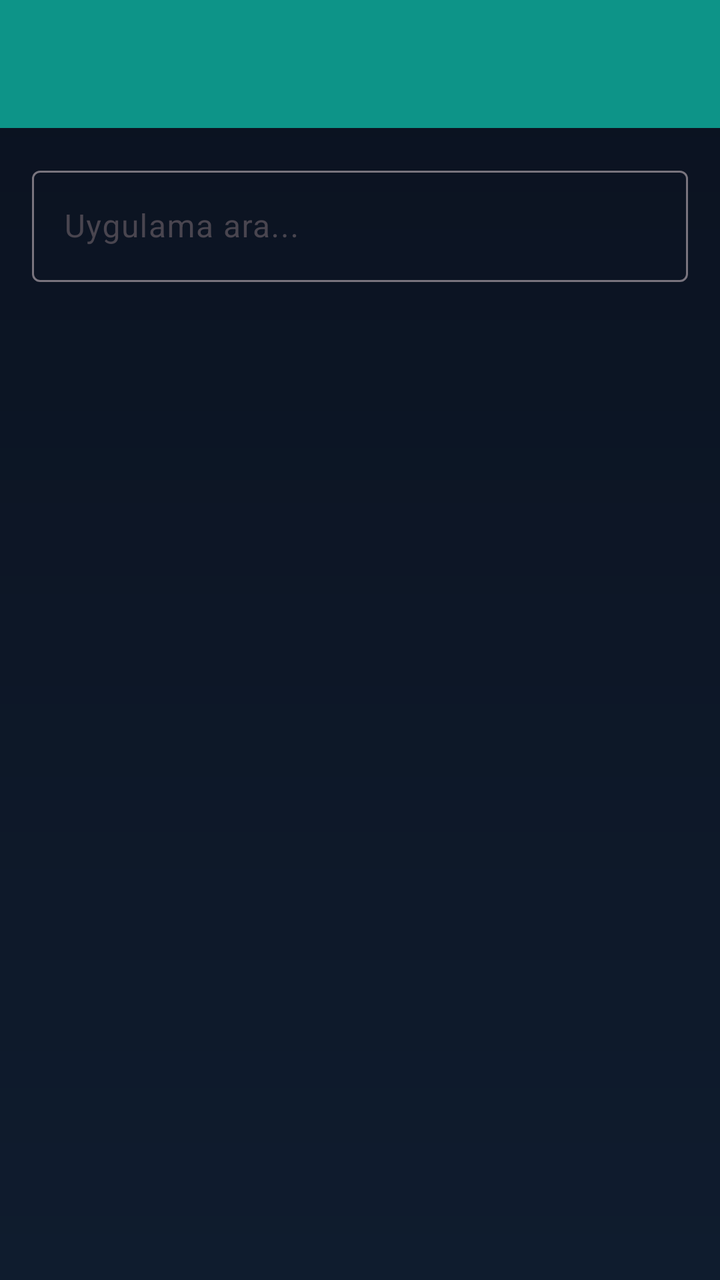
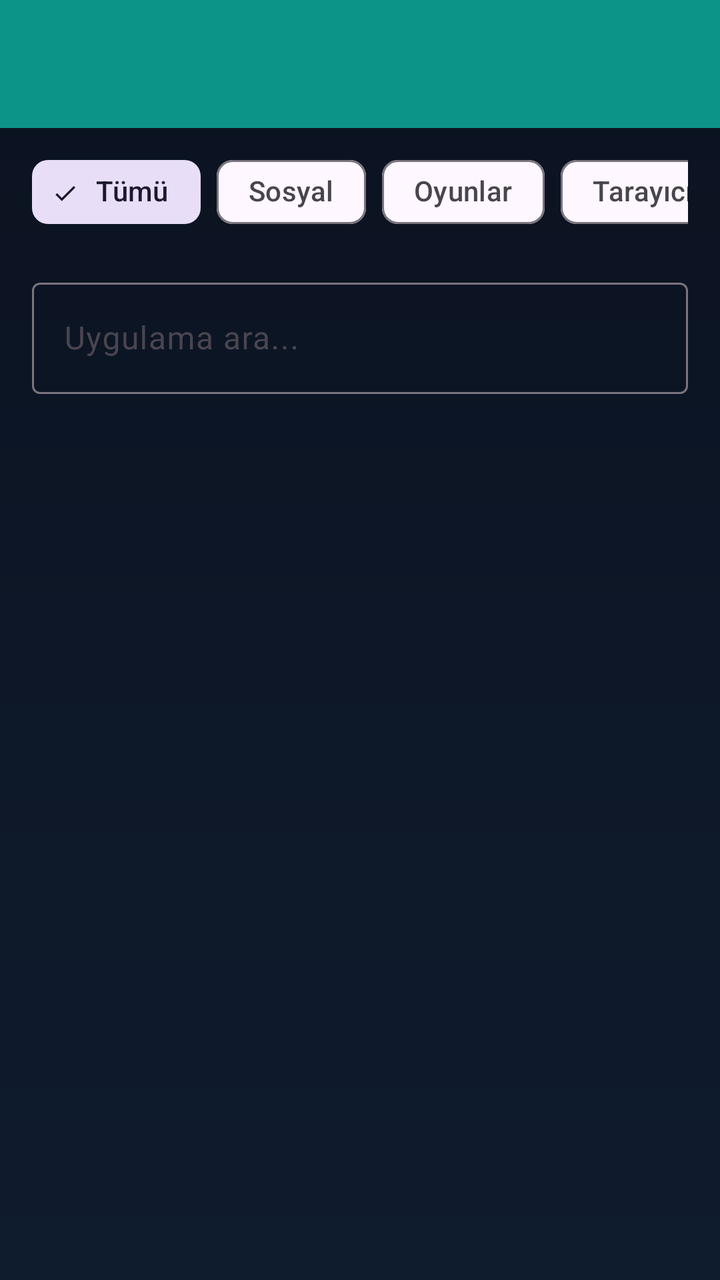

Before-and-after screenshots of an Android layout around one commit, followed by the original layout XML and the change that was made.
<!-- AndroidManifest.xml: application theme Theme.BrainBuddy -->
<!-- res/layout/activity_blocked_apps.xml -->
<?xml version="1.0" encoding="utf-8"?>
<LinearLayout xmlns:android="http://schemas.android.com/apk/res/android"
    xmlns:app="http://schemas.android.com/apk/res-auto"
    android:layout_width="match_parent"
    android:layout_height="match_parent"
    android:orientation="vertical"
    android:background="@drawable/bg_gradient">

    <com.google.android.material.appbar.MaterialToolbar
        android:id="@+id/toolbar"
        android:layout_width="match_parent"
        android:layout_height="?attr/actionBarSize"
        android:background="@color/bb_turquoise_dark"
        app:titleTextColor="@color/white"/>

    <com.google.android.material.textfield.TextInputLayout
        android:layout_width="match_parent"
        android:layout_height="wrap_content"
        android:layout_margin="16dp"
        android:hint="Uygulama ara..."
        style="@style/Widget.Material3.TextInputLayout.OutlinedBox">

        <com.google.android.material.textfield.TextInputEditText
            android:id="@+id/searchBox"
            android:layout_width="match_parent"
            android:layout_height="wrap_content"
            android:inputType="text"/>

    </com.google.android.material.textfield.TextInputLayout>

    <androidx.recyclerview.widget.RecyclerView
        android:id="@+id/recycler"
        android:layout_width="match_parent"
        android:layout_height="match_parent"
        android:paddingHorizontal="16dp"
        android:clipToPadding="false"/>

</LinearLayout>
<!-- resources referenced by this layout -->
<resources>
  <color name="bb_turquoise_dark">#0D9488</color>
  <color name="white">#FFFFFF</color>
  <!-- drawable bg_gradient (drawable) -->
  <?xml version="1.0" encoding="utf-8"?>
  <layer-list xmlns:android="http://schemas.android.com/apk/res/android">
      <item>
          <shape>
              <gradient
                  android:angle="270"
                  android:startColor="#0B1220"
                  android:endColor="#0F1C2E"/>
          </shape>
      </item>
  </layer-list>
  <style name="Theme.BrainBuddy" parent="Theme.Material3.DayNight.NoActionBar">
          
          <item name="colorPrimary">@color/bb_primary</item>
          <item name="colorOnPrimary">@color/white</item>
          <item name="colorSecondary">@color/bb_secondary</item>
          <item name="colorOnSecondary">@color/white</item>
          <item name="colorTertiary">@color/bb_tertiary</item>
          <item name="colorOnTertiary">@color/white</item>
  
          
          <item name="android:windowBackground">@color/bb_bg</item>
          <item name="android:textColorPrimary">@color/bb_text</item>
          <item name="android:textColorSecondary">@color/bb_text_muted</item>
      </style>
  <color name="bb_primary">#19C6B3</color>
  <color name="bb_secondary">#38BDF8</color>
  <color name="bb_tertiary">#A78BFA</color>
  <color name="bb_bg">#0B1220</color>
  <color name="bb_text">#EAF0FF</color>
  <color name="bb_text_muted">#A9B4D0</color>
</resources>

<!-- the commit's change to res/layout/activity_blocked_apps.xml (unified diff, before → after) -->
@@ -12,6 +12,49 @@
         android:layout_height="?attr/actionBarSize"
         android:background="@color/bb_turquoise_dark"
         app:titleTextColor="@color/white"/>
+
+    <HorizontalScrollView
+        android:layout_width="match_parent"
+        android:layout_height="wrap_content"
+        android:scrollbars="none"
+        android:paddingHorizontal="16dp"
+        android:paddingTop="8dp">
+
+        <com.google.android.material.chip.ChipGroup
+            android:id="@+id/chipGroup"
+            android:layout_width="wrap_content"
+            android:layout_height="wrap_content">
+
+            <com.google.android.material.chip.Chip
+                android:id="@+id/chipAll"
+                style="@style/Widget.Material3.Chip.Filter"
+                android:layout_width="wrap_content"
+                android:layout_height="wrap_content"
+                android:text="Tümü"
+                android:checked="true"/>
+
+            <com.google.android.material.chip.Chip
+                android:id="@+id/chipSocial"
+                style="@style/Widget.Material3.Chip.Filter"
+                android:layout_width="wrap_content"
+                android:layout_height="wrap_content"
+                android:text="Sosyal"/>
+
+            <com.google.android.material.chip.Chip
+                android:id="@+id/chipGames"
+                style="@style/Widget.Material3.Chip.Filter"
+                android:layout_width="wrap_content"
+                android:layout_height="wrap_content"
+                android:text="Oyunlar"/>
+
+            <com.google.android.material.chip.Chip
+                android:id="@+id/chipBrowsers"
+                style="@style/Widget.Material3.Chip.Filter"
+                android:layout_width="wrap_content"
+                android:layout_height="wrap_content"
+                android:text="Tarayıcılar"/>
+        </com.google.android.material.chip.ChipGroup>
+    </HorizontalScrollView>
 
     <com.google.android.material.textfield.TextInputLayout
         android:layout_width="match_parent"
